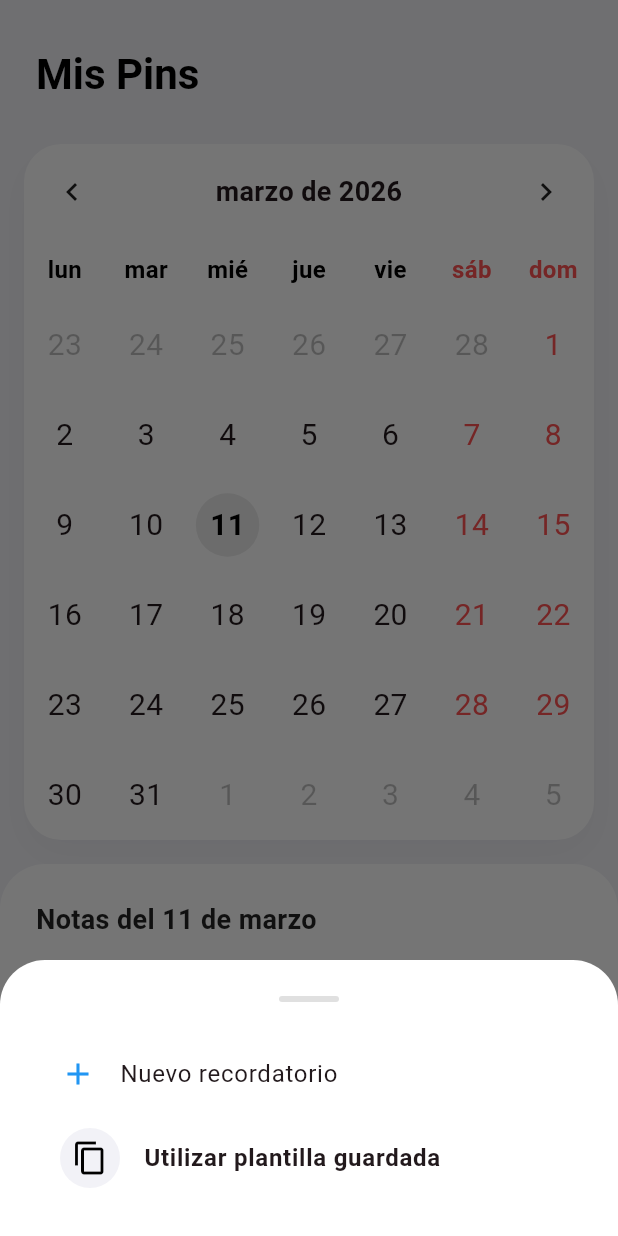
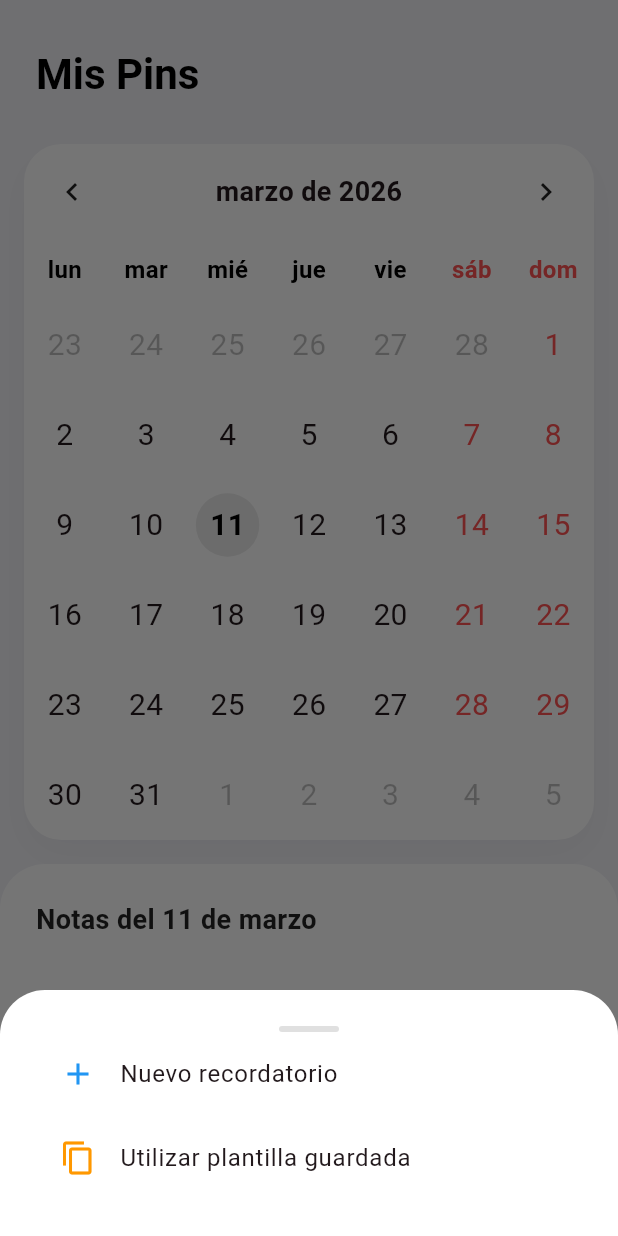
Before and after one commit to Jaskiz/pinit_app, a Flutter app: the screen it shows after launch, after a tap on the "add" icon, on a phone screen of 412 x 824 dp. Run offline on Flutter 3.47's test engine with Material 3 defaults, Android fonts, the phone set to English and light mode, and no system bars; drawn by our look-alikes of table_calendar.

Commit message:
Corrección errores

```diff
--- a/lib/main.dart
+++ b/lib/main.dart
@@ -1,9 +1,10 @@
 import 'package:flutter/material.dart';
 import 'screens/calendario_screen.dart';
 import 'package:flutter_localizations/flutter_localizations.dart';
+import 'package:intl/date_symbol_data_local.dart';
 
 void main() {
-  runApp(const MiAppPostIt());
+  initializeDateFormatting('es_ES', null).then((_) => runApp(const MiAppPostIt()));
 }
 
 class MiAppPostIt extends StatelessWidget {
--- a/lib/models/recordatorio_model.dart
+++ b/lib/models/recordatorio_model.dart
@@ -14,12 +14,12 @@ class Recordatorio {
 
   Recordatorio({
     required this.titulo,
-    this.notas = "",
+    required this.notas,
     required this.fecha,
     required this.hora,
-    this.categoria = "General",
+    required this.categoria,
     this.esPlantilla = false,
-    this.antelacion = "Al momento",
-    this.tono = "Predeterminado",
+    required this.antelacion,
+    required this.tono,
   });
 }
--- a/lib/screens/calendario_screen.dart
+++ b/lib/screens/calendario_screen.dart
@@ -4,6 +4,7 @@ import '../widgets/post_it_widget.dart';
 import 'package:intl/intl.dart';
 import 'formulario_screen.dart';
 import '../models/recordatorio_model.dart';
+
 
 class CalendarioScreen extends StatefulWidget {
   const CalendarioScreen({super.key});
@@ -20,6 +21,25 @@ class _CalendarioScreenState extends State<CalendarioScreen> {
   DateTime _normalizarFecha(DateTime date) {
     //Función para que coincida los días y no las horas
     return DateTime(date.year, date.month, date.day);
+  }
+
+  Future<void> _abrirFormulario() async {
+    final resultado = await Navigator.push(
+      context,
+      MaterialPageRoute(
+        builder: (context) => FormularioScreen(
+          fechaSeleccionada: _diaSeleccionado,
+        ),
+      ),
+    );
+
+    if (resultado != null && resultado is Recordatorio) {
+      setState(() {
+        DateTime fechaKey = _normalizarFecha(resultado.fecha);
+       (_notasPorDia[fechaKey] ??= []).add(resultado);
+        _notasPorDia[fechaKey]!.add(resultado);
+      });
+    }
   }
 
   @override
@@ -202,24 +222,30 @@ class _CalendarioScreenState extends State<CalendarioScreen> {
                         : ListView.builder(
                             itemCount:
                                 _notasPorDia[_normalizarFecha(
-                                      _diaSeleccionado,
-                                    )]!
-                                    .length,
+                                      _diaSeleccionado)]?.length ?? 0,
                             itemBuilder: (context, index) {
-                              final recordatorio = _notasPorDia[_normalizarFecha(_diaSeleccionado)]![index];
+                              final lista =
+                                  _notasPorDia[_normalizarFecha(
+                                    _diaSeleccionado)]!;
+                                    final recordatorio = lista[index];
                               return Card(
                                 color: const Color(0xFFFFF9C4),
                                 margin: const EdgeInsets.only(bottom: 10),
                                 child: ListTile(
                                   title: Text(
                                     recordatorio.titulo,
-                                    style: const TextStyle(fontWeight: FontWeight.bold),
+                                    style: const TextStyle(
+                                      fontWeight: FontWeight.bold,
+                                    ),
                                   ),
                                   subtitle: Text(
                                     "${recordatorio.categoria} • ${recordatorio.hora.format(context)}",
                                     style: TextStyle(color: Colors.grey[700]),
                                   ),
-                                    trailing: const Icon(Icons.chevron_right, size: 16),
+                                  trailing: const Icon(
+                                    Icons.chevron_right,
+                                    size: 16,
+                                  ),
                                 ),
                               );
                             },
@@ -232,7 +258,8 @@ class _CalendarioScreenState extends State<CalendarioScreen> {
         ],
       ),
 
-      floatingActionButton: FloatingActionButton( //Botón de crear recordatorio
+      floatingActionButton: FloatingActionButton(
+        //Botón de crear recordatorio
         onPressed: () {
           showModalBottomSheet(
             context: context,
@@ -246,39 +273,39 @@ class _CalendarioScreenState extends State<CalendarioScreen> {
               child: Column(
                 mainAxisSize: MainAxisSize.min,
                 children: [
-                  Container(width: 40, height: 4, decoration: BoxDecoration(color: Colors.grey[300], borderRadius: BorderRadius.circular(10))),
-                  const SizedBox(height: 20),
+                  Container(
+                    width: 40,
+                    height: 4,
+                    decoration: BoxDecoration(
+                      color: Colors.grey[300],
+                      borderRadius: BorderRadius.circular(10),
+                    ),
+                  ),
                   ListTile(
                     leading: const Icon(Icons.add, color: Colors.blue),
-                    title: const Text("Nuevo recordatorio"),
-                    onTap: () async { //Esto hace que espere
-                      Navigator.pop(context); //Cierra el menú
-                      final resultado = await Navigator.push( //Navega a la nueva pantalla
-                        context,
-                        MaterialPageRoute(
-                          builder: (context) => FormularioScreen(
-                            fechaSeleccionada: _diaSeleccionado
-                          )
+                    title: const Text(
+                      "Nuevo recordatorio",
+                      style: TextStyle(
+                        fontSize: 16,
+                        fontWeight: FontWeight.normal,
                       ),
-                      );
+                    ),
+                    onTap: () {
+                      //Esto hace que espere
+                      Navigator.pop(context);
+                      _abrirFormulario(); //Cierra el menú
 
-                      //Cuando el usuario guarda, se procesa aquí, si no pulsa atrás y hay recordatorio pasa esto
-                      if (resultado != null && resultado is Recordatorio) {
-                        setState(() {
-                          DateTime fechaKey = _normalizarFecha(resultado.fecha); //Normalizamos la fecha para q no haya problemas con las horas
-
-                          if (_notasPorDia[fechaKey] == null) { //Si no hay notas para ese día se crea la lista
-                            _notasPorDia[fechaKey] = [];
-                          }
-                          _notasPorDia[fechaKey]!.add(resultado);
-                        });
-                        print("¡Guardado!: ${resultado.titulo}");
-                      }
                     },
                   ),
                   ListTile(
-                    leading: const CircleAvatar(backgroundColor: Color(0xFFF2F2F7), child: Icon(Icons.copy, color: Colors.black)),
-                    title: const Text("Utilizar plantilla guardada", style: TextStyle(fontWeight: FontWeight.bold)),
+                    leading: const Icon(Icons.copy, color: Colors.orange),
+                    title: const Text(
+                      'Utilizar plantilla guardada',
+                      style: TextStyle(
+                        fontSize: 16,
+                        fontWeight: FontWeight.normal,
+                      ),
+                    ),
                     onTap: () {
                       Navigator.pop(context);
                     },
```
Also changed, not shown: lib/screens/formulario_screen.dart (+18 -7 lines). Lines whose indentation alone changed are shown as unchanged.
